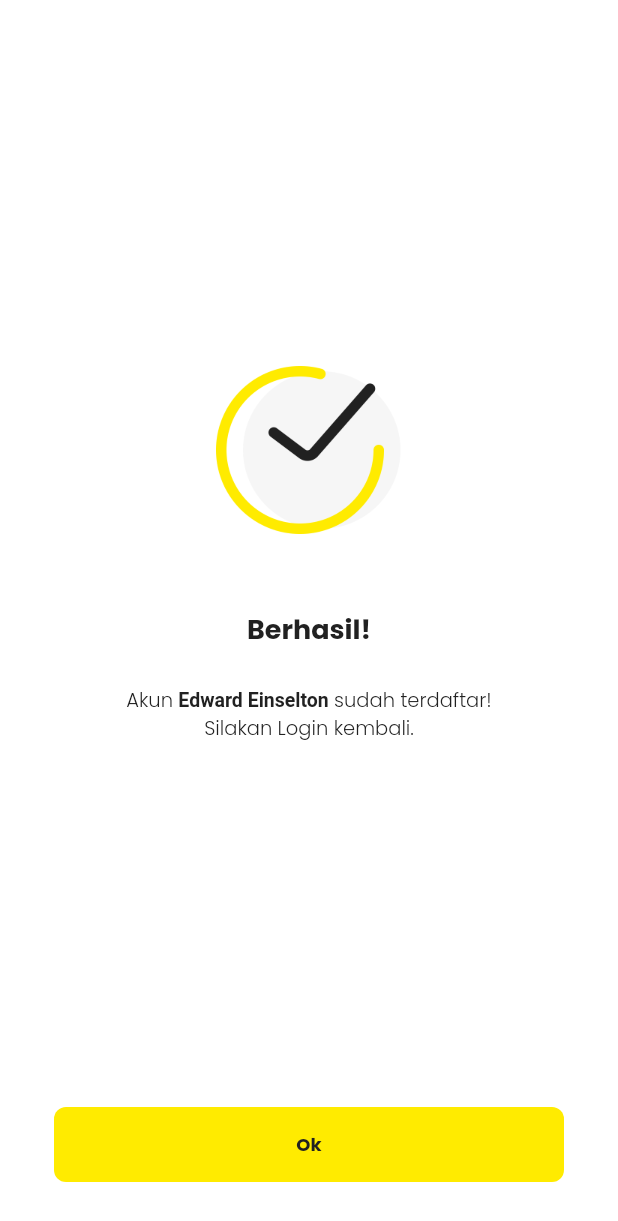
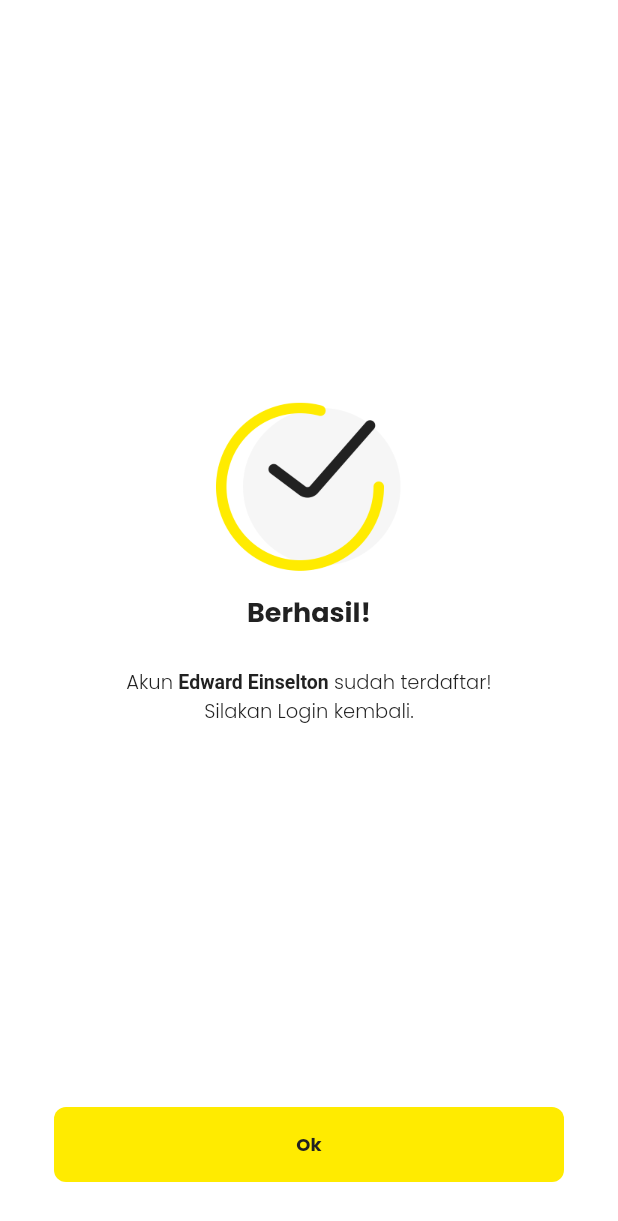
Before and after one commit to e-duu/adira_cats, a Flutter app: the SuccessPage screen opened directly, on a phone screen of 412 x 824 dp. Shown: the top 1221 px of the screen. Run offline on Flutter 3.47's test engine with Material 2 defaults, Android fonts, the phone set to English and light mode, and no system bars; drawn by our look-alikes of styled_text; our stand-ins replace google_fonts.

Commit message:
kepo lu ah

```diff
--- a/lib/main.dart
+++ b/lib/main.dart
@@ -14,9 +14,9 @@ class MyApp extends StatelessWidget {
     return MaterialApp(
       debugShowCheckedModeBanner: false,
       // home: SplashPage(),
-      // home: SuccessPage(),
+      home: SuccessPage(),
       // home: LoginPage(),
-      home: TrialPage(),
+      // home: TrialPage(),
     );
   }
 }
--- a/lib/ui/pages/success_page.dart
+++ b/lib/ui/pages/success_page.dart
@@ -16,11 +16,11 @@ class SuccessPage extends StatelessWidget {
           Expanded(
             child: Center(
               child: Column(
+                mainAxisAlignment: MainAxisAlignment.center,
                 children: [
                   Container(
                     width: 140,
                     height: 140,
-                    margin: EdgeInsets.only(bottom: 36, top: 230),
                     decoration: BoxDecoration(
                       image: DecorationImage(
                         image: AssetImage(
@@ -75,6 +75,7 @@ class SuccessPage extends StatelessWidget {
               ),
               borderColor: kTransparent,
               color: kPrimaryColor,
+              fontWeight: bold,
             ),
           ),
         ],
--- a/lib/ui/widgets/custom_button.dart
+++ b/lib/ui/widgets/custom_button.dart
@@ -9,6 +9,7 @@ class CustomButton extends StatelessWidget {
   final Color borderColor;
   final double borderWidth;
   final Color color;
+  final FontWeight fontWeight;
 
   const CustomButton({
     Key? key,
@@ -17,6 +18,7 @@ class CustomButton extends StatelessWidget {
     required this.onPressed,
     required this.color,
     required this.borderColor,
+    required this.fontWeight,
     this.borderWidth = 0,
     this.margin = EdgeInsets.zero,
   }) : super(key: key);
@@ -45,7 +47,7 @@ class CustomButton extends StatelessWidget {
           title,
           style: blackTextStyle.copyWith(
             fontSize: 12,
-            fontWeight: bold,
+            fontWeight: fontWeight,
           ),
         ),
       ),
```
